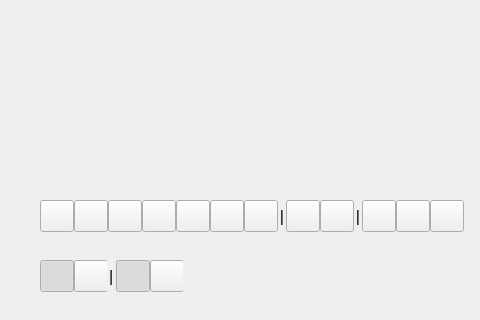
This is MainWindow.ui in xland/ScreenCapture as Qt 5 draws it before an edit; both pictures show x 0 to 480 and y 0 to 320 of the 586 by 483 pixel window. The edited form follows.
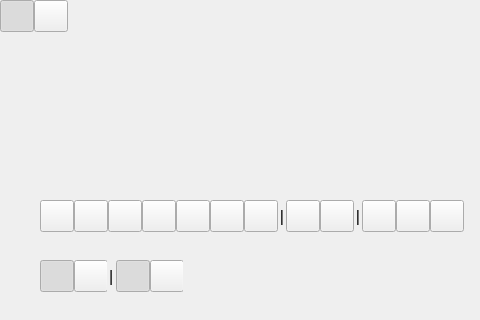
This is the edited form.

The edit to the form file:
```diff
--- a/MainWindow.ui
+++ b/MainWindow.ui
@@ -937,6 +937,122 @@
      </item>
     </layout>
    </widget>
+   <widget class="QWidget" name="toolArrow" native="true">
+    <property name="geometry">
+     <rect>
+      <x>0</x>
+      <y>0</y>
+      <width>68</width>
+      <height>32</height>
+     </rect>
+    </property>
+    <property name="sizePolicy">
+     <sizepolicy hsizetype="Preferred" vsizetype="Preferred">
+      <horstretch>0</horstretch>
+      <verstretch>0</verstretch>
+     </sizepolicy>
+    </property>
+    <property name="minimumSize">
+     <size>
+      <width>68</width>
+      <height>32</height>
+     </size>
+    </property>
+    <property name="maximumSize">
+     <size>
+      <width>68</width>
+      <height>32</height>
+     </size>
+    </property>
+    <layout class="QHBoxLayout" name="horizontalLayout_7">
+     <property name="spacing">
+      <number>0</number>
+     </property>
+     <property name="leftMargin">
+      <number>0</number>
+     </property>
+     <property name="topMargin">
+      <number>0</number>
+     </property>
+     <property name="rightMargin">
+      <number>0</number>
+     </property>
+     <property name="bottomMargin">
+      <number>0</number>
+     </property>
+     <item>
+      <widget class="QPushButton" name="btnArrowFill">
+       <property name="sizePolicy">
+        <sizepolicy hsizetype="Preferred" vsizetype="Preferred">
+         <horstretch>0</horstretch>
+         <verstretch>0</verstretch>
+        </sizepolicy>
+       </property>
+       <property name="minimumSize">
+        <size>
+         <width>34</width>
+         <height>0</height>
+        </size>
+       </property>
+       <property name="maximumSize">
+        <size>
+         <width>34</width>
+         <height>16777215</height>
+        </size>
+       </property>
+       <property name="cursor">
+        <cursorShape>PointingHandCursor</cursorShape>
+       </property>
+       <property name="text">
+        <string/>
+       </property>
+       <property name="checkable">
+        <bool>true</bool>
+       </property>
+       <property name="checked">
+        <bool>true</bool>
+       </property>
+       <property name="autoExclusive">
+        <bool>true</bool>
+       </property>
+      </widget>
+     </item>
+     <item>
+      <widget class="QPushButton" name="btnArrowEmpty">
+       <property name="sizePolicy">
+        <sizepolicy hsizetype="Preferred" vsizetype="Preferred">
+         <horstretch>0</horstretch>
+         <verstretch>0</verstretch>
+        </sizepolicy>
+       </property>
+       <property name="minimumSize">
+        <size>
+         <width>34</width>
+         <height>0</height>
+        </size>
+       </property>
+       <property name="maximumSize">
+        <size>
+         <width>34</width>
+         <height>16777215</height>
+        </size>
+       </property>
+       <property name="cursor">
+        <cursorShape>PointingHandCursor</cursorShape>
+       </property>
+       <property name="text">
+        <string/>
+       </property>
+       <property name="checkable">
+        <bool>true</bool>
+       </property>
+       <property name="autoExclusive">
+        <bool>true</bool>
+       </property>
+      </widget>
+     </item>
+    </layout>
+   </widget>
   </widget>
  </widget>
  <resources/>
```
